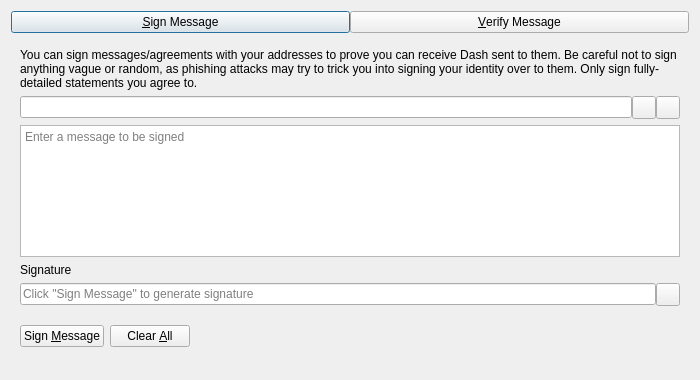
The window that src/qt/forms/signverifymessagedialog.ui (cosanta/cosanta-core) describes before a commit, drawn with Qt 5.
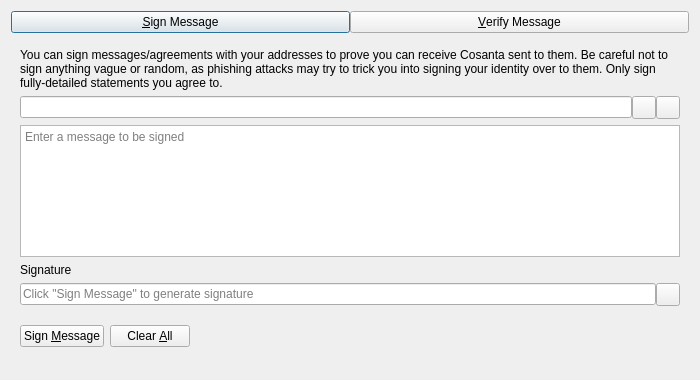
The same window after the commit. Custom widgets are drawn as their Qt base class.

Commit message: core: adapt Cosanta runtime and wallet surface

The edit to the form file:
```diff
--- a/src/qt/forms/signverifymessagedialog.ui
+++ b/src/qt/forms/signverifymessagedialog.ui
@@ -63,7 +63,7 @@
        <item>
         <widget class="QLabel" name="infoLabel_SM">
          <property name="text">
-          <string>You can sign messages/agreements with your addresses to prove you can receive Dash sent to them. Be careful not to sign anything vague or random, as phishing attacks may try to trick you into signing your identity over to them. Only sign fully-detailed statements you agree to.</string>
+          <string>You can sign messages/agreements with your addresses to prove you can receive Cosanta sent to them. Be careful not to sign anything vague or random, as phishing attacks may try to trick you into signing your identity over to them. Only sign fully-detailed statements you agree to.</string>
          </property>
          <property name="textFormat">
           <enum>Qt::PlainText</enum>
```
Left out of the diff: 8 changed lines with no effect on the pictures. The commit also changes 91 other files.
